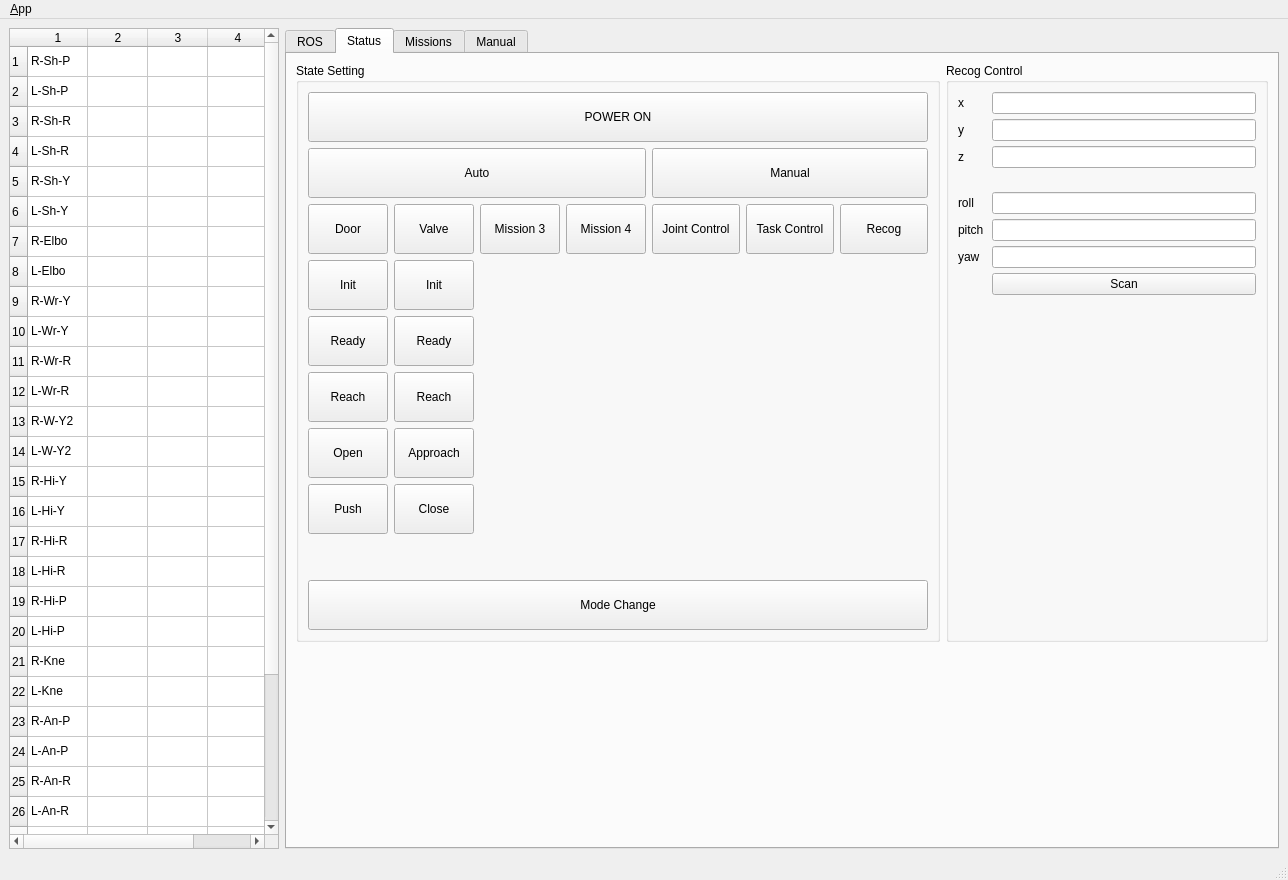
jmpechem/sm_n_vis, file dyros_black_ui/ui/main_window.ui: the form before one commit.
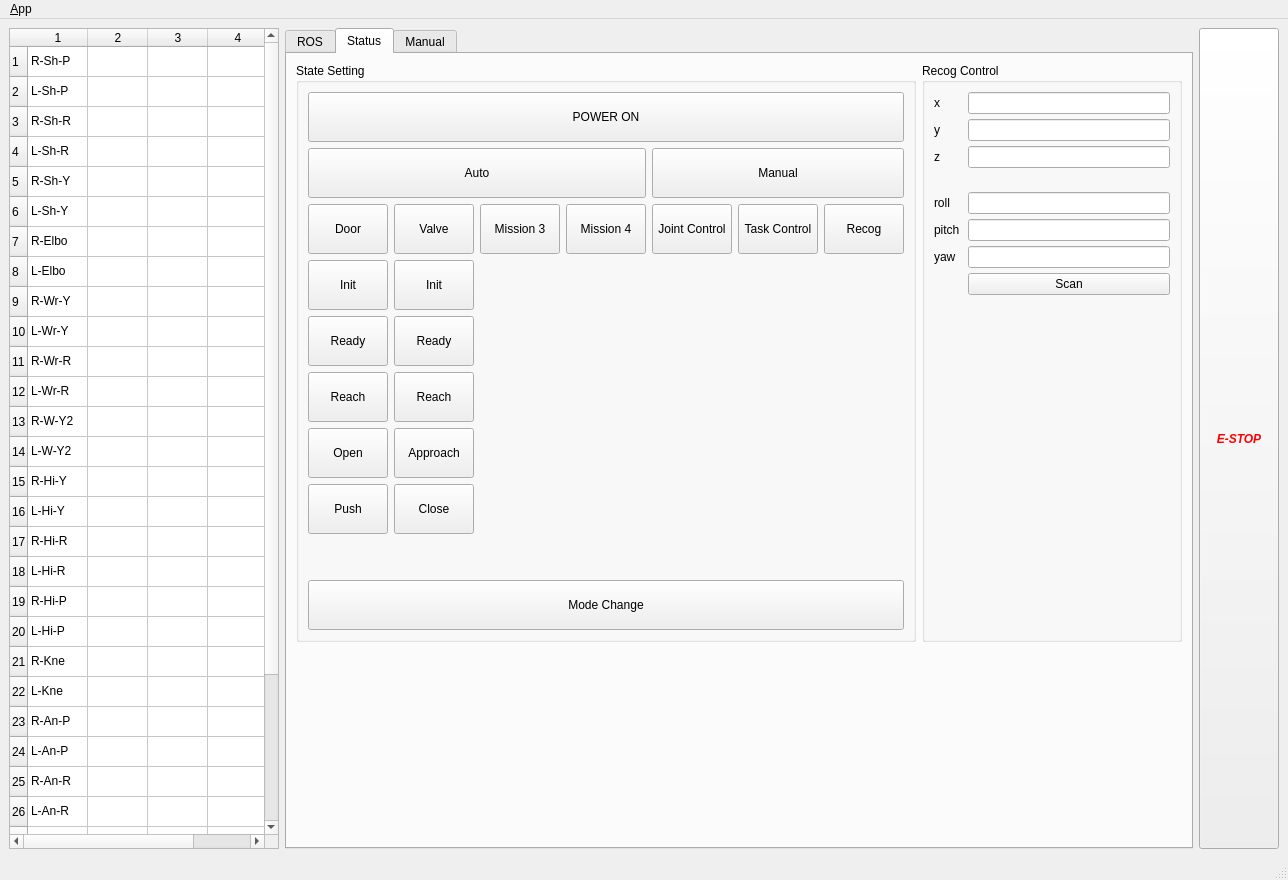
The form after the commit. The open tabs and pages were chosen to show the change. Icons and pictures are not drawn.

```diff
--- a/dyros_black_ui/ui/main_window.ui
+++ b/dyros_black_ui/ui/main_window.ui
@@ -1095,11 +1095,6 @@
         </item>
        </layout>
       </widget>
-      <widget class="QWidget" name="tab">
-       <attribute name="title">
-        <string>Missions</string>
-       </attribute>
-      </widget>
       <widget class="QWidget" name="tab_3">
        <attribute name="title">
         <string>Manual</string>
@@ -1413,6 +1408,70 @@
       </widget>
      </widget>
     </item>
+    <item>
+     <widget class="QPushButton" name="button_estop">
+      <property name="sizePolicy">
+       <sizepolicy hsizetype="Maximum" vsizetype="Minimum">
+        <horstretch>0</horstretch>
+        <verstretch>1</verstretch>
+       </sizepolicy>
+      </property>
+      <property name="palette">
+       <palette>
+        <active>
+         <colorrole role="ButtonText">
+          <brush brushstyle="SolidPattern">
+           <color alpha="255">
+            <red>255</red>
+            <green>0</green>
+            <blue>0</blue>
+           </color>
+          </brush>
+         </colorrole>
+        </active>
+        <inactive>
+         <colorrole role="ButtonText">
+          <brush brushstyle="SolidPattern">
+           <color alpha="255">
+            <red>255</red>
+            <green>0</green>
+            <blue>0</blue>
+           </color>
+          </brush>
+         </colorrole>
+        </inactive>
+        <disabled>
+         <colorrole role="ButtonText">
+          <brush brushstyle="SolidPattern">
+           <color alpha="255">
+            <red>159</red>
+            <green>158</green>
+            <blue>158</blue>
+           </color>
+          </brush>
+         </colorrole>
+        </disabled>
+       </palette>
+      </property>
+      <property name="font">
+       <font>
+        <weight>75</weight>
+        <italic>true</italic>
+        <bold>true</bold>
+        <strikeout>false</strikeout>
+       </font>
+      </property>
+      <property name="text">
+       <string>E-STOP</string>
+      </property>
+      <property name="checkable">
+       <bool>false</bool>
+      </property>
+      <property name="flat">
+       <bool>false</bool>
+      </property>
+     </widget>
+    </item>
    </layout>
   </widget>
   <widget class="QMenuBar" name="menubar">
```
Left out of the diff: 8 changed lines with no effect on the pictures.
